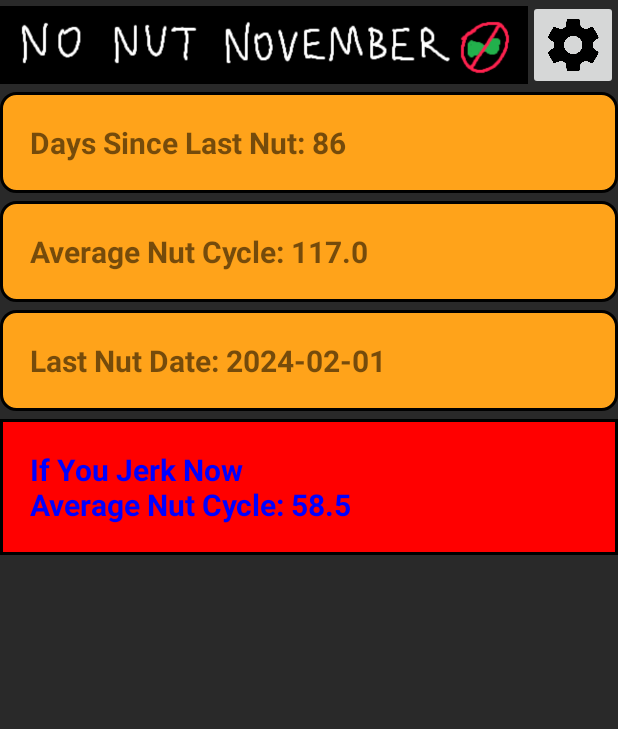
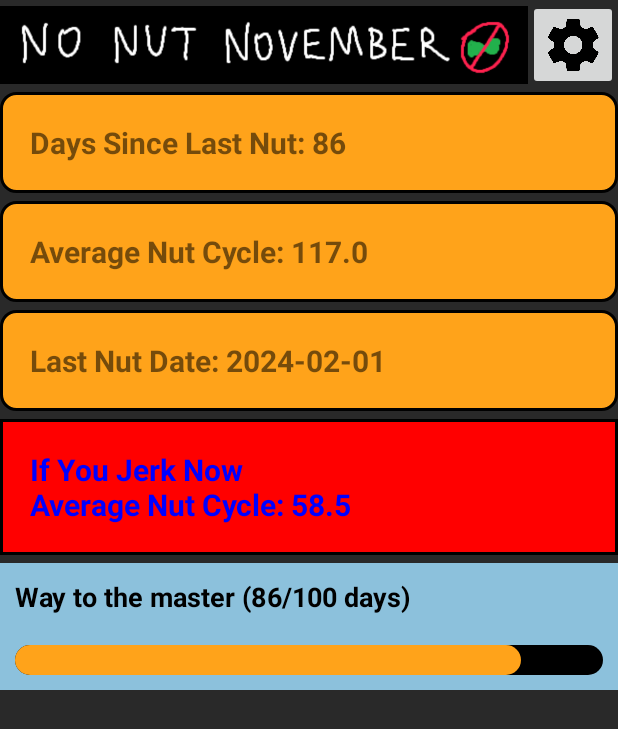
Before and after one commit to rmunuu/Endurance, an Android app: the screen it shows after launch (MainActivity), on a phone screen of 412 x 824 dp. Shown: the top 729 px of the screen. Run offline under Robolectric (Android 15) with nearby library versions, the phone set to English and light mode, and no system bars; our stand-ins replace navigation-ui.

Commit message:
add way to the master

```diff
--- a/app/src/main/java/com/example/endurence/MainActivity.java
+++ b/app/src/main/java/com/example/endurence/MainActivity.java
@@ -23,6 +23,7 @@ import android.content.SharedPreferences;
 import android.widget.Button;
 import android.widget.EditText;
 import android.widget.ImageButton;
+import android.widget.ProgressBar;
 import android.widget.TextView;
 
 import java.time.LocalDate;
@@ -34,12 +35,15 @@ public class MainActivity extends AppCompatActivity {
     private int value1 = 0;
     private String start_date = "";
     private String last_date = "";
+    private int max_streak = 0;
     private SharedPreferences sharedPref;
 
     private TextView timeSinceLastSnowTextView;
     private TextView averageSnowCycleTextView;
     private TextView lastSnowDateTextView;
     private TextView warningTextView;
+    private TextView progressTextView;
+    private ProgressBar progressBar;
 
     private AppBarConfiguration appBarConfiguration;
     private ActivityMainBinding binding;
@@ -58,11 +62,18 @@ public class MainActivity extends AppCompatActivity {
         value1 = sharedPref.getInt("value1", 1);
         start_date = sharedPref.getString("start_date", "20240101");
         last_date = sharedPref.getString("last_date", "20240201");
+        max_streak = sharedPref.getInt("max_streak", 0);
 
         timeSinceLastSnowTextView = findViewById(R.id.daySinceLastSnow);
         averageSnowCycleTextView = findViewById(R.id.averageSnowCycle);
         lastSnowDateTextView = findViewById(R.id.lastSnowDate);
         warningTextView = findViewById(R.id.warning);
+        progressTextView = findViewById(R.id.progressText);
+        progressBar = findViewById(R.id.progressBar);
+
+        progressBar.setMax(100);
+
+//        binding.progressBar.setVisibility(View.VISIBLE);
 
 
 
@@ -81,11 +92,16 @@ public class MainActivity extends AppCompatActivity {
 
     private void updateUI() {
 
+        boolean flag_master = false;
+
         sharedPref = getSharedPreferences("MyApp", MODE_PRIVATE);
+        SharedPreferences.Editor editor = sharedPref.edit();
 
         value1 = sharedPref.getInt("value1", 1); //Nut Days
         start_date = sharedPref.getString("start_date", "20240101");
         last_date = sharedPref.getString("last_date", "20240201");
+        max_streak = sharedPref.getInt("max_streak", 0);
+
 
         LocalDate today = LocalDate.now();
         LocalDate start_date_real = DateUtils.parseDate(start_date);
@@ -98,10 +114,27 @@ public class MainActivity extends AppCompatActivity {
         float calculatedAverageCycle = (float)daysSinceStartDate/(value1);
         float futureAverageCycle = (float)daysSinceStartDate/(value1+1.0f);
 
+        if (max_streak < daysSinceLastSnow) {
+            max_streak = (int)daysSinceLastSnow;
+            editor.putInt("max_streak", max_streak);
+            editor.apply();
+        }
+
+        if (max_streak >= 100) {
+            progressBar.setProgress(100);
+            flag_master = true;
+        } else {
+            progressBar.setProgress((int)daysSinceLastSnow);
+        }
+
+        String progress_string;
+        progress_string = flag_master?"You are a Master " + "(max " + max_streak + " streak)":getString(R.string.progress_text) + " (" + daysSinceLastSnow + "/" + 100 + " days)";
+
         timeSinceLastSnowTextView.setText(getString(R.string.day_since_last_snow) + ": " + daysSinceLastSnow);
         averageSnowCycleTextView.setText(getString(R.string.average_snow_cycle) + ": " + calculatedAverageCycle);
         lastSnowDateTextView.setText(getString(R.string.last_snow_date) + ": " + formatDate(last_date));
         warningTextView.setText(getString(R.string.warning) + "\nAverage Nut Cycle: " + futureAverageCycle);
+        progressTextView.setText(progress_string);
     }
 
     public String formatDate(String inputDate) {
--- a/app/src/main/java/com/example/endurence/SettingsActivity.java
+++ b/app/src/main/java/com/example/endurence/SettingsActivity.java
@@ -26,6 +26,7 @@ public class SettingsActivity extends AppCompatActivity {
     private int value1 = 0;
     private String start_date = "";
     private String last_date = "";
+    private int max_streak = 0;
     private SharedPreferences sharedPref;
 
     @Override
@@ -42,10 +43,12 @@ public class SettingsActivity extends AppCompatActivity {
         value1 = sharedPref.getInt("value1", 1);
         start_date = sharedPref.getString("start_date", "20240101");
         last_date = sharedPref.getString("last_date", "20240201");
+        max_streak = sharedPref.getInt("max_streak", 0);
 
         Button button1 = findViewById(R.id.button1);
         Button button2 = findViewById(R.id.button2);
         Button button3 = findViewById(R.id.button3);
+        Button button4 = findViewById(R.id.button_init_max_streak);
 
         //button1.setText()
 
@@ -67,6 +70,14 @@ public class SettingsActivity extends AppCompatActivity {
             @Override
             public void onClick(View v) {
                 showDataInputDialog3();
+            }
+        });
+
+        button4.setOnClickListener(new View.OnClickListener() {
+            @Override
+            public void onClick(View v) {
+                max_streak = 0;
+                saveData();
             }
         });
 
@@ -183,6 +194,7 @@ public class SettingsActivity extends AppCompatActivity {
         editor.putInt("value1", value1);
         editor.putString("start_date", start_date);
         editor.putString("last_date", last_date);
+        editor.putInt("max_streak", max_streak);
         editor.apply();
     }
 }
--- /dev/null
+++ b/app/src/main/res/drawable-v24/my_progress_bar.xml
@@ -0,0 +1,25 @@
+<?xml version="1.0" encoding="utf-8"?>
+<layer-list xmlns:android="http://schemas.android.com/apk/res/android">
+    <item
+        android:id="@android:id/background"
+        android:gravity="center_vertical|fill_horizontal">
+        <shape android:shape="rectangle">
+            <corners android:radius="10dp"/>
+            <size android:height="20dp"/>
+            <solid android:color="@color/black"/>
+        </shape>
+    </item>
+    <item
+        android:id="@android:id/progress"
+        android:gravity="center_vertical|fill_horizontal">
+        <scale android:scaleWidth="100%">
+            <shape android:shape="rectangle">
+                <corners
+                    android:radius="10dp"
+                    />
+                <size android:height="20dp"/>
+                <solid android:color="@color/orange"/>
+            </shape>
+        </scale>
+    </item>
+</layer-list>
--- /dev/null
+++ b/app/src/main/res/drawable-v24/textview_box3.xml
@@ -0,0 +1,7 @@
+<?xml version="1.0" encoding="utf-8"?>
+<shape xmlns:android="http://schemas.android.com/apk/res/android">
+    <solid android:color="@color/mint"/> <!-- Background color of the box -->
+    <stroke android:width="0dp" android:color="#000000"/> <!-- Border color and width -->
+    <corners android:radius="0dp"/> <!-- Corner radius -->
+    <padding android:left="10dp" android:top="0dp" android:right="10dp" android:bottom="0dp"/> <!-- Optional padding -->
+</shape>
--- a/app/src/main/res/layout/activity_main.xml
+++ b/app/src/main/res/layout/activity_main.xml
@@ -28,25 +28,25 @@
         android:id="@+id/daySinceLastSnow"
         android:layout_width="match_parent"
         android:layout_height="wrap_content"
+        android:layout_below="@id/topLinearLayout"
         android:layout_marginTop="1dp"
+        android:background="@drawable/textview_box"
+        android:padding="20dp"
         android:text="@string/day_since_last_snow"
         android:textSize="20sp"
-        android:textStyle="bold"
-        android:background="@drawable/textview_box"
-        android:padding="20dp"
-        android:layout_below="@id/topLinearLayout"/>
+        android:textStyle="bold" />
 
     <TextView
         android:id="@+id/averageSnowCycle"
         android:layout_width="match_parent"
         android:layout_height="wrap_content"
+        android:layout_below="@id/daySinceLastSnow"
         android:layout_marginTop="5dp"
+        android:background="@drawable/textview_box"
+        android:padding="20dp"
         android:text="@string/average_snow_cycle"
         android:textSize="20sp"
-        android:textStyle="bold"
-        android:background="@drawable/textview_box"
-        android:padding="20dp"
-        android:layout_below="@id/daySinceLastSnow"/>
+        android:textStyle="bold" />
 
     <TextView
         android:id="@+id/lastSnowDate"
@@ -69,9 +69,43 @@
         android:background="@drawable/textview_box2"
         android:padding="20dp"
         android:text="@string/warning"
+        android:textColor="#0000FF"
         android:textSize="20sp"
-        android:textStyle="bold"
-        android:textColor="#0000FF" />
+        android:textStyle="bold" />
+
+    <LinearLayout
+        android:id="@+id/progressLinearLayout"
+        android:layout_width="match_parent"
+        android:layout_height="wrap_content"
+        android:layout_below="@id/warning"
+        android:orientation="vertical">
+
+        <TextView
+            android:id="@+id/progressText"
+            android:layout_width="match_parent"
+            android:layout_height="wrap_content"
+            android:layout_marginTop="5dp"
+            android:background="@drawable/textview_box3"
+            android:padding="10dp"
+            android:text="@string/progress_text"
+            android:textSize="18sp"
+            android:textStyle="bold"
+            android:textColor="#000000"/>
+
+        <ProgressBar
+            android:id="@+id/progressBar"
+            android:background="@drawable/textview_box3"
+            style="@android:style/Widget.ProgressBar.Horizontal"
+            android:layout_width="match_parent"
+            android:layout_height="40dp"
+            android:layout_below="@id/progressText"
+            android:indeterminate="false"
+            android:max="100"
+            android:progress="40"
+            android:minHeight="30dp"
+            android:progressDrawable="@drawable/my_progress_bar" />
+
+    </LinearLayout>
 
 <!--    <CalendarView-->
 <!--        android:id="@+id/calendar"-->
--- a/app/src/main/res/layout/activity_settings.xml
+++ b/app/src/main/res/layout/activity_settings.xml
@@ -35,6 +35,13 @@
         android:text="@string/set_last_snow_date"
         android:layout_below="@id/button2"/>
 
+    <Button
+        android:id="@+id/button_init_max_streak"
+        android:layout_width="match_parent"
+        android:layout_height="wrap_content"
+        android:text="@string/init_max_streak"
+        android:layout_below="@id/button3"/>
+
 
 
 </RelativeLayout>
--- a/app/src/main/res/values/colors.xml
+++ b/app/src/main/res/values/colors.xml
@@ -7,4 +7,6 @@
     <color name="teal_700">#FF018786</color>
     <color name="black">#FF000000</color>
     <color name="white">#FFFFFFFF</color>
+    <color name="orange">#FFFFA31A</color>
+    <color name="mint">#FF8CC1DC</color>
 </resources>
--- a/app/src/main/res/values/strings.xml
+++ b/app/src/main/res/values/strings.xml
@@ -17,6 +17,8 @@
     <string name="average_snow_cycle">Average Nut Cycle</string>
     <string name="last_snow_date">Last Nut Date</string>
     <string name="warning">If You Jerk Now</string>
+    <string name="progress_text">Way to the master</string>
+    <string name="init_max_streak">Init Max Streak</string>
 
 
 </resources>
```
